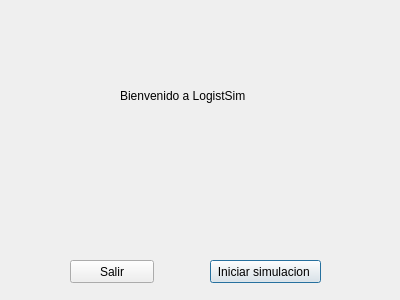
Above: Forms/welcomedialog.ui from fer1401/LogistSim before the change. Below: the same form after it.
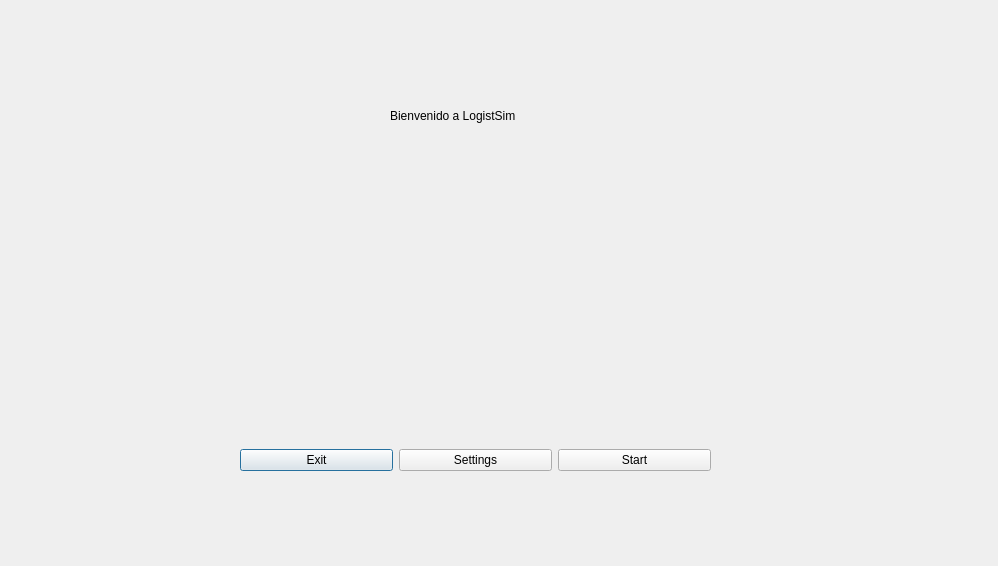
That is the form after the change.

Commit message: feat: Initial implementation of the settings window

```diff
--- a/Forms/welcomedialog.ui
+++ b/Forms/welcomedialog.ui
@@ -6,8 +6,8 @@
    <rect>
     <x>0</x>
     <y>0</y>
-    <width>400</width>
-    <height>300</height>
+    <width>998</width>
+    <height>566</height>
    </rect>
   </property>
   <property name="windowTitle">
@@ -16,8 +16,8 @@
   <widget class="QLabel" name="label">
    <property name="geometry">
     <rect>
-     <x>120</x>
-     <y>80</y>
+     <x>390</x>
+     <y>100</y>
      <width>141</width>
      <height>31</height>
     </rect>
@@ -26,31 +26,38 @@
     <string>Bienvenido a LogistSim</string>
    </property>
   </widget>
-  <widget class="QPushButton" name="IniciarButton">
+  <widget class="QWidget" name="horizontalLayoutWidget">
    <property name="geometry">
     <rect>
-     <x>210</x>
-     <y>260</y>
-     <width>111</width>
-     <height>23</height>
+     <x>240</x>
+     <y>400</y>
+     <width>471</width>
+     <height>121</height>
     </rect>
    </property>
+   <layout class="QHBoxLayout" name="horizontalLayout">
+    <item>
+     <widget class="QPushButton" name="ExitButton">
    <property name="text">
-    <string>Iniciar simulacion </string>
-   </property>
-  </widget>
-  <widget class="QPushButton" name="SalirButton">
-   <property name="geometry">
-    <rect>
-     <x>70</x>
-     <y>260</y>
-     <width>84</width>
-     <height>23</height>
-    </rect>
-   </property>
+       <string>Exit</string>
+      </property>
+     </widget>
+    </item>
+    <item>
+     <widget class="QPushButton" name="SettingsButton">
+      <property name="text">
+       <string>Settings</string>
+      </property>
+     </widget>
+    </item>
+    <item>
+     <widget class="QPushButton" name="StartButton">
    <property name="text">
-    <string>Salir</string>
-   </property>
+       <string>Start</string>
+      </property>
+     </widget>
+    </item>
+   </layout>
   </widget>
  </widget>
  <resources/>
```
Lines whose indentation alone changed are shown as unchanged. The commit also changes 10 other files.
